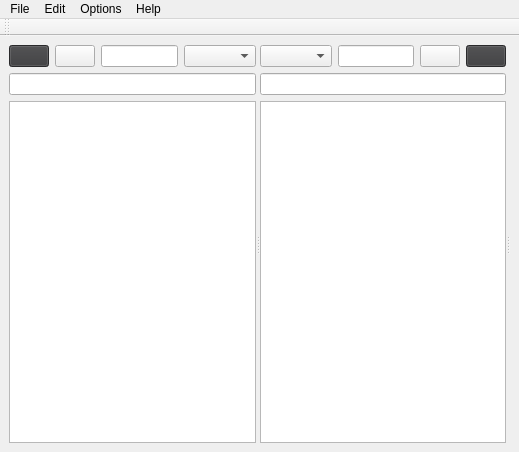
This is ui/mainwindow.ui in YmiR1710/BachelorWork as Qt 5 draws it before an edit. The edited form follows.
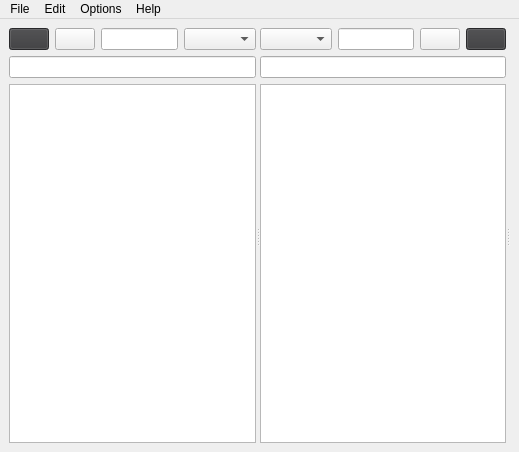
This is the edited form. Icons and pictures are not drawn. Custom widgets are drawn as their Qt base class.

Diff of the .ui file:
```diff
--- a/ui/mainwindow.ui
+++ b/ui/mainwindow.ui
@@ -15,7 +15,7 @@
   </property>
   <widget class="QWidget" name="centralwidget">
    <layout class="QGridLayout" name="gridLayout">
-    <item row="1" column="1">
+    <item row="0" column="1">
      <widget class="QSplitter" name="splitter">
       <property name="orientation">
        <enum>Qt::Horizontal</enum>
@@ -208,20 +208,6 @@
    <addaction name="menuOptions"/>
    <addaction name="menuHelp"/>
   </widget>
-  <widget class="QToolBar" name="toolBar">
-   <property name="focusPolicy">
-    <enum>Qt::WheelFocus</enum>
-   </property>
-   <property name="windowTitle">
-    <string>toolBar</string>
-   </property>
-   <attribute name="toolBarArea">
-    <enum>TopToolBarArea</enum>
-   </attribute>
-   <attribute name="toolBarBreak">
-    <bool>false</bool>
-   </attribute>
-  </widget>
   <action name="actionLight">
    <property name="text">
     <string>Light</string>
```
Left out of the diff: 8 changed lines with no effect on the pictures.
